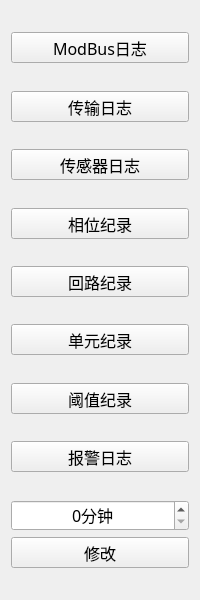
This is IDC_TestSystem/ZPDU/z_toolbox/z_logstoolwid.ui in ChinaClever/IDC_TestSystem as Qt 5 draws it before an edit. The edited form follows.
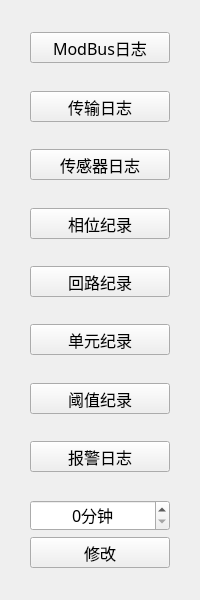
This is the edited form.

Patch:
```diff
--- a/IDC_TestSystem/ZPDU/z_toolbox/z_logstoolwid.ui
+++ b/IDC_TestSystem/ZPDU/z_toolbox/z_logstoolwid.ui
@@ -20,6 +20,12 @@
    <string>Form</string>
   </property>
   <layout class="QVBoxLayout" name="verticalLayout">
+   <property name="leftMargin">
+    <number>30</number>
+   </property>
+   <property name="rightMargin">
+    <number>30</number>
+   </property>
    <item>
     <spacer name="verticalSpacer">
      <property name="orientation">
```
